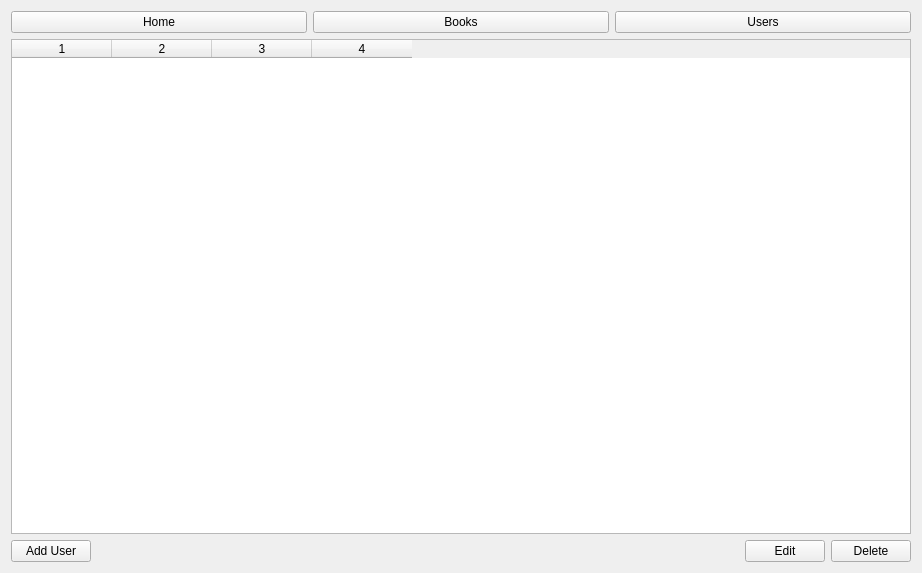
Above: ui/qt/UserListPage.ui from IwanIDev/cs-unit5 before the change. Below: the same form after it.
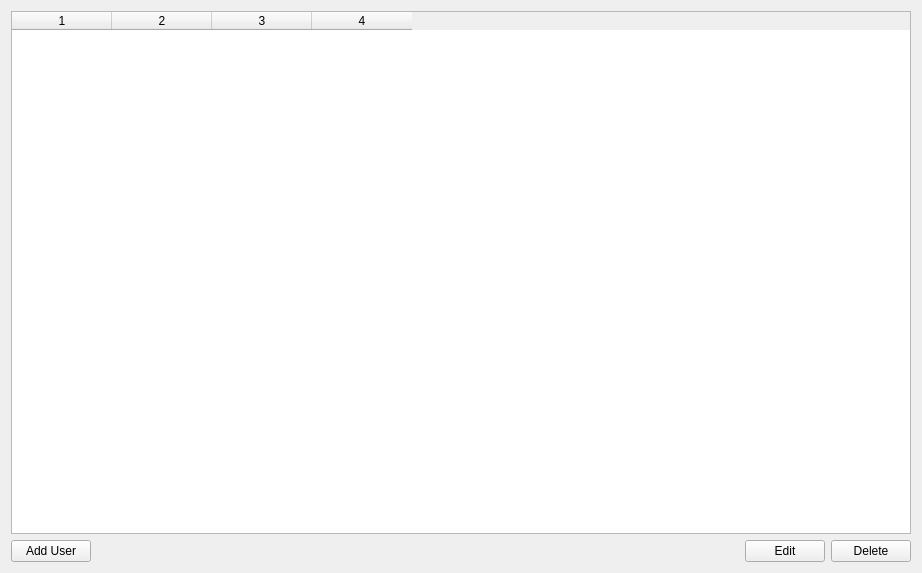
That is the form after the change.

Commit message: Switched to using a QTabWidget to make adding screens simpler.

```diff
--- a/ui/qt/UserListPage.ui
+++ b/ui/qt/UserListPage.ui
@@ -14,31 +14,6 @@
    <string>Form</string>
   </property>
   <layout class="QVBoxLayout" name="verticalLayout">
-   <item>
-    <layout class="QHBoxLayout" name="horizontalLayout">
-     <item>
-      <widget class="QPushButton" name="homeButton">
-       <property name="text">
-        <string>Home</string>
-       </property>
-      </widget>
-     </item>
-     <item>
-      <widget class="QPushButton" name="booksButton">
-       <property name="text">
-        <string>Books</string>
-       </property>
-      </widget>
-     </item>
-     <item>
-      <widget class="QPushButton" name="usersButton">
-       <property name="text">
-        <string>Users</string>
-       </property>
-      </widget>
-     </item>
-    </layout>
-   </item>
    <item>
     <widget class="QTableWidget" name="tableWidget">
      <property name="columnCount">
```
The commit also changes 7 other files.
